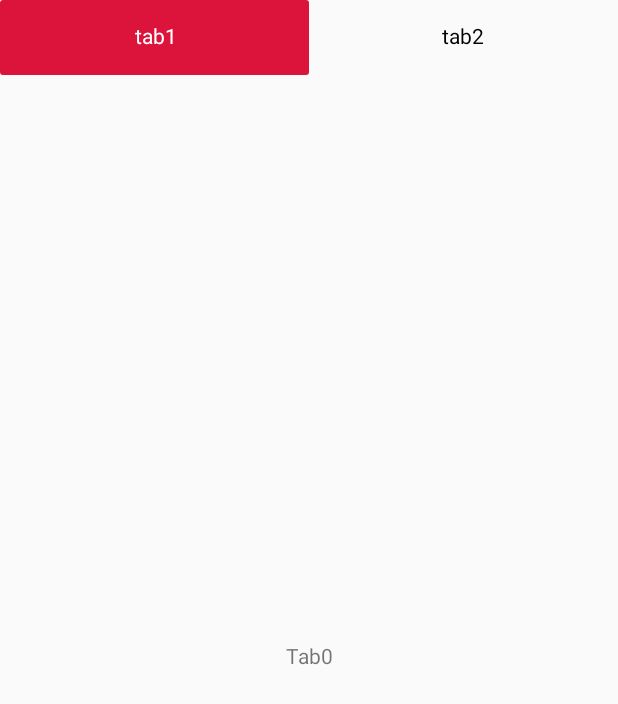
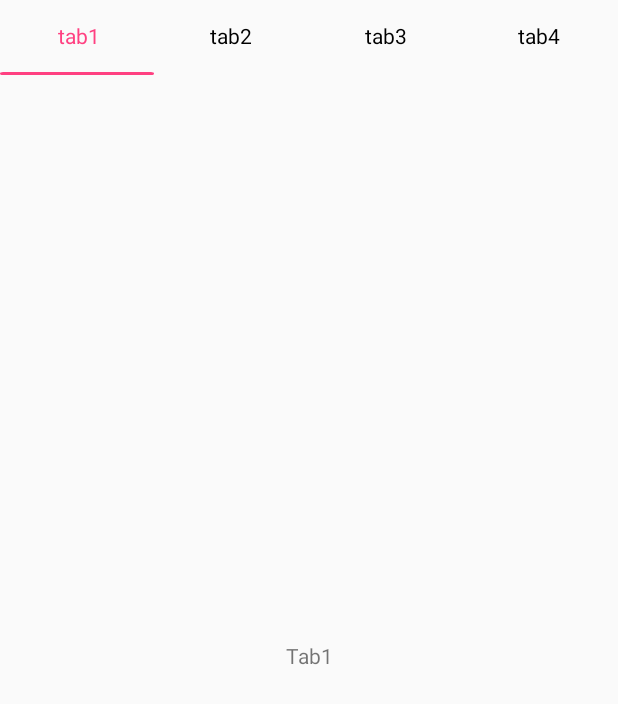
Before and after one commit to DarkHorse-CN/ViewIndicator, an Android app: the screen it shows after launch (MainActivity), on a phone screen of 412 x 824 dp. Shown: the top 704 px of the screen. Run offline under Robolectric (Android 15) with nearby library versions, the phone set to English and light mode, and no system bars.

Commit message:
添加直接绑定ViewPager的功能

```diff
--- a/app/src/main/java/com/darkhorse/viewindicator/MainActivity.kt
+++ b/app/src/main/java/com/darkhorse/viewindicator/MainActivity.kt
@@ -14,33 +14,18 @@ class MainActivity : AppCompatActivity() {
     override fun onCreate(savedInstanceState: Bundle?) {
         super.onCreate(savedInstanceState)
         setContentView(R.layout.activity_main)
-        mIndicator.init(arrayOf("tab1", "tab2", "tab3", "tab4", "tab5", "tab6", "tab7"),object : IViewClickListener{
-            override fun onViewClickListener(position: Int) {
-                mViewPager.setCurrentItem(position,false)
-            }
-        })
+//        mIndicator.init(arrayOf("tab1", "tab2", "tab3", "tab4", "tab5", "tab6", "tab7"), object : TabItemClickListener {
+//            override fun onTabItemClickListener(position: Int) {
+//                mViewPager.setCurrentItem(position, false)
+//            }
+//        })
+        mIndicator.init(arrayOf("tab1", "tab2", "tab3", "tab4", "tab5", "tab6", "tab7"), mViewPager)
 
         val arrayList = ArrayList<TabFragment>()
-        for (i in 0 until 10) {
+        for (i in 1 .. 7) {
             arrayList.add(TabFragment("Tab$i"))
         }
         mViewPager.adapter = VpAdapter(supportFragmentManager, arrayList)
-        mViewPager.addOnPageChangeListener(object : ViewPager.OnPageChangeListener {
-            override fun onPageScrollStateChanged(p0: Int) {
-                Log.i("tag",p0.toString())
-                if(p0 == ViewPager.SCROLL_STATE_DRAGGING){
-                    mIndicator.isLock = true
-                }else if(p0 == ViewPager.SCROLL_STATE_IDLE){
-                    mIndicator.isLock = false
-                }
-            }
 
-            override fun onPageScrolled(p0: Int, p1: Float, p2: Int) {
-                mIndicator.invalidate(p0, p1)
-            }
-
-            override fun onPageSelected(p0: Int) {
-            }
-        })
     }
 }
--- a/app/src/main/res/layout/activity_main.xml
+++ b/app/src/main/res/layout/activity_main.xml
@@ -3,8 +3,8 @@
     xmlns:app="http://schemas.android.com/apk/res-auto"
     xmlns:tools="http://schemas.android.com/tools"
     android:layout_width="match_parent"
+    android:layout_height="match_parent"
     android:orientation="vertical"
-    android:layout_height="match_parent"
     tools:context=".MainActivity">
 
     <HorizontalScrollView
@@ -15,18 +15,16 @@
 
         <com.darkhorse.viewindicator.ViewIndicator
             android:id="@+id/mIndicator"
-            android:layout_width="match_parent"
-            app:visible_count="2"
+            android:layout_width="wrap_content"
+            android:layout_height="50dp"
+            app:title_color_selected="@color/colorAccent"
             app:title_size="14"
-            app:pointer_type="background"
-            app:title_color_selected="#ffffff"
-            android:layout_height="50dp" />
+            app:visible_count="4" />
     </HorizontalScrollView>
 
     <android.support.v4.view.ViewPager
         android:id="@+id/mViewPager"
         android:layout_width="match_parent"
-        android:layout_height="match_parent"
-        android:layout_below="@+id/hs" />
+        android:layout_height="match_parent" />
 
 </LinearLayout>
--- a/viewindicator/src/main/java/com/darkhorse/viewindicator/IViewClickListener.kt
+++ b/viewindicator/src/main/java/com/darkhorse/viewindicator/TabItemClickListener.kt
@@ -4,6 +4,6 @@ package com.darkhorse.viewindicator
  * Description:
  * Created by DarkHorse on 2018/6/28.
  */
-interface IViewClickListener {
-    fun onViewClickListener(position: Int)
+interface TabItemClickListener {
+    fun onTabItemClickListener(position: Int)
 }
--- a/viewindicator/src/main/java/com/darkhorse/viewindicator/ViewIndicator.kt
+++ b/viewindicator/src/main/java/com/darkhorse/viewindicator/ViewIndicator.kt
@@ -2,8 +2,10 @@ package com.darkhorse.viewindicator
 
 import android.content.Context
 import android.graphics.*
+import android.support.v4.view.ViewPager
 import android.util.AttributeSet
 import android.util.DisplayMetrics
+import android.util.Log
 import android.view.Gravity
 import android.view.View
 import android.view.ViewGroup
@@ -17,12 +19,16 @@ import android.widget.LinearLayout
  */
 class ViewIndicator : LinearLayout {
 
+    companion object {
+        val COLOR_TITLE_NORMAL = Color.parseColor("#000000")     //标题正常颜色
+        val COLOR_TITLE_SELECTED = Color.parseColor("#DC143C")  //标题选中颜色
+    }
+
     private var mVisibleCount: Int = 4 //可见Tab数量
     private var mTitleSize: Int = 14           //标题字体大小
-    private var mTitleColorNormal: Int = Color.parseColor("#000000")  //标题正常颜色
-    private var mTitleColorSelected: Int = Color.parseColor("#DC143C")  //标题选中颜色
+    private var mTitleColorNormal: Int = COLOR_TITLE_NORMAL
+    private var mTitleColorSelected: Int = COLOR_TITLE_SELECTED
     private var mPointerType: Int = 0  //指示器样式
-    private val NONE = 0
     private val LINE = 1
     private val TRIGANGLE = 2
     private val BACKGROUND = 3
@@ -52,7 +58,8 @@ class ViewIndicator : LinearLayout {
     private var mPointerColor: Int = mTitleColorSelected     //指示器颜色
 
     private lateinit var mTitles: Array<String>    //标题组
-    private var mViewClickListener: IViewClickListener? = null //标题点击事件
+    private var mTabItemClickListener: TabItemClickListener? = null //标题点击事件
+    private var mViewPager: ViewPager? = null //绑定ViewPager
 
     var isLock = false
 
@@ -69,20 +76,21 @@ class ViewIndicator : LinearLayout {
         mTitleSize = typeArray.getInt(R.styleable.ViewIndicator_title_size, 14)
 
         //获取可见Tab的默认颜色和被选中时的颜色
-        mTitleColorNormal = typeArray.getInt(R.styleable.ViewIndicator_title_color_normal, Color.parseColor("#000000"))
-        mTitleColorSelected = typeArray.getInt(R.styleable.ViewIndicator_title_color_selected, Color.parseColor("#DC143C"))
+        mTitleColorNormal = typeArray.getInt(R.styleable.ViewIndicator_title_color_normal, COLOR_TITLE_NORMAL)
+        mTitleColorSelected = typeArray.getInt(R.styleable.ViewIndicator_title_color_selected, COLOR_TITLE_SELECTED)
 
         //获取指示器类型
         mPointerType = typeArray.getInt(R.styleable.ViewIndicator_pointer_type, 1)
 
         //获取指示器颜色
-        mPointerColor = typeArray.getInt(R.styleable.ViewIndicator_pointer_color, Color.parseColor("#DC143C"))
+        mPointerColor = typeArray.getInt(R.styleable.ViewIndicator_pointer_color, mTitleColorSelected)
 
         //获取指示器宽度度
         mPointerWidth = (typeArray.getFloat(R.styleable.ViewIndicator_pointer_percent, 1f) * mTabWidth).toInt()
 
         //获取指示器高度
-        mPointerHeight = typeArray.getInt(R.styleable.ViewIndicator_pointer_height, 10)
+        val height = typeArray.getInt(R.styleable.ViewIndicator_pointer_height, 2)
+        mPointerHeight = (height * context.resources.displayMetrics.density + 0.5f).toInt()
 
         typeArray.recycle()
 
@@ -215,19 +223,22 @@ class ViewIndicator : LinearLayout {
         tv.setOnClickListener {
             if (!isLock) {
                 setTab(position)
-                mViewClickListener?.onViewClickListener(position)
+                mTabItemClickListener?.onTabItemClickListener(position)
+                mViewPager?.setCurrentItem(position, false)
             }
         }
         return tv
     }
 
     /**
-     * 初始化控件
+     * 初始化控件,实现TabItem点击事件
      */
-    fun init(titles: Array<String>?, viewClickListener: IViewClickListener? = null) {
+    fun init(titles: Array<String>?, viewClickListener: TabItemClickListener? = null) {
+        mViewPager = null
         if (viewClickListener != null) {
-            mViewClickListener = viewClickListener
+            mTabItemClickListener = viewClickListener
         }
+
         if (titles != null) {
             mTitles = titles
         }
@@ -239,6 +250,40 @@ class ViewIndicator : LinearLayout {
             invalidate(0, 0f)
         }
     }
+
+    fun init(titles: Array<String>?, viewPager: ViewPager) {
+        mViewPager = viewPager
+        mTabItemClickListener = null
+
+        mViewPager?.addOnPageChangeListener(object : ViewPager.OnPageChangeListener {
+            override fun onPageScrollStateChanged(p0: Int) {
+                if (p0 == ViewPager.SCROLL_STATE_DRAGGING) {
+                    isLock = true
+                } else if (p0 == ViewPager.SCROLL_STATE_IDLE) {
+                    isLock = false
+                }
+            }
+
+            override fun onPageScrolled(p0: Int, p1: Float, p2: Int) {
+                invalidate(p0, p1)
+            }
+
+            override fun onPageSelected(p0: Int) {
+            }
+        })
+
+        if (titles != null) {
+            mTitles = titles
+        }
+        this.removeAllViews()
+        if (mTitles.isNotEmpty()) {
+            for (i in mTitles.indices) {
+                this.addView(generateTextView(i, mTitles[i]))
+            }
+            invalidate(0, 0f)
+        }
+    }
+
 
     /**
      * 获取屏幕宽度
```
